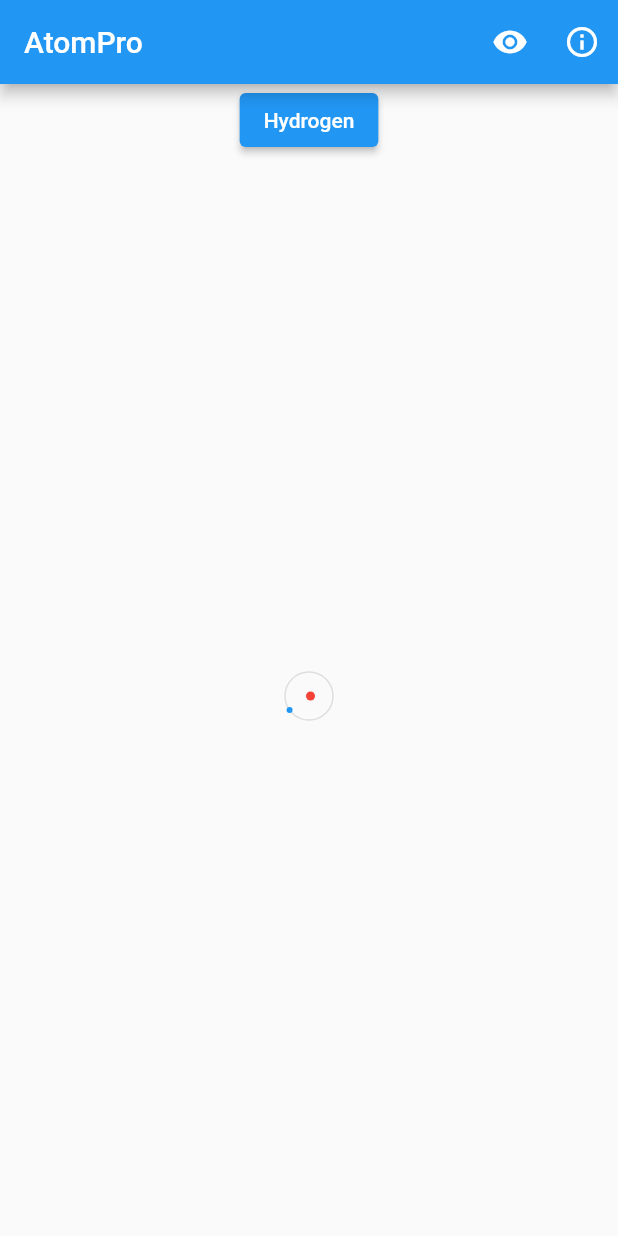
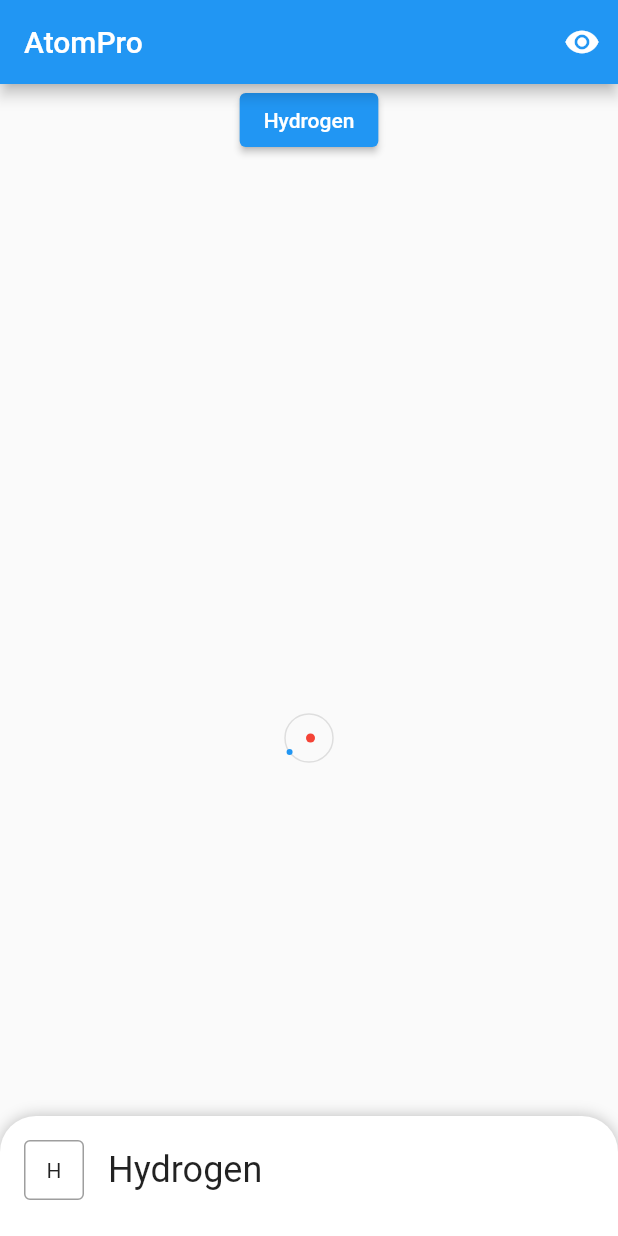
Before and after one commit to raphaeldelio/atompro, a Flutter app: the screen it shows after launch, on a phone screen of 412 x 824 dp. Run offline on Flutter 3.47's test engine with Material 2 defaults, Android fonts, the light colour scheme and no system bars; drawn by our look-alikes of sliding_up_panel.

Commit message:
Replacing Info View with Sliding View

```diff
--- a/lib/main.dart
+++ b/lib/main.dart
@@ -1,5 +1,6 @@
 import 'package:atom_simulator/Atoms.dart';
 import 'package:flutter/material.dart';
+import 'package:sliding_up_panel/sliding_up_panel.dart';
 
 import 'Atom.dart';
 import 'AtomListScreen.dart';
@@ -63,9 +64,10 @@ class _AtomSimulationState extends State<AtomSimulation> with SingleTickerProvid
         title: const Text('AtomPro'),
         actions: [
           buildViewOrbitalsButton(),
-          buildViewAtomInfoButton(context),
         ],
       ),
+      body: SlidingUpPanel(
+        panel: _buildAtomInfoPanel(context),
         body: Center(
           child: Column(
             mainAxisAlignment: MainAxisAlignment.center,
@@ -75,8 +77,13 @@ class _AtomSimulationState extends State<AtomSimulation> with SingleTickerProvid
             ],
           ),
         ),
+        minHeight: 80, // Adjust this value to control how much of the card is visible initially
+        maxHeight: MediaQuery.of(context).size.height * 0.3, // Adjust this value to control how much the card can expand
+        borderRadius: const BorderRadius.only(topLeft: Radius.circular(24.0), topRight: Radius.circular(24.0)),
+      ),
     );
   }
+
 
   Expanded buildAtomViewer() {
     return Expanded(
@@ -100,13 +107,6 @@ class _AtomSimulationState extends State<AtomSimulation> with SingleTickerProvid
           );
   }
 
-  IconButton buildViewAtomInfoButton(BuildContext context) {
-    return IconButton(
-          onPressed: () => _showAtomInfo(context),
-          icon: const Icon(Icons.info_outline),
-        );
-  }
-
   IconButton buildViewOrbitalsButton() {
     return IconButton(
           onPressed: () {
@@ -118,37 +118,42 @@ class _AtomSimulationState extends State<AtomSimulation> with SingleTickerProvid
         );
   }
 
-  void _showAtomInfo(BuildContext context) {
-    showModalBottomSheet(
-      context: context,
-      builder: (BuildContext context) {
+  Widget _buildAtomInfoPanel(BuildContext context) {
     return Container(
       padding: const EdgeInsets.all(16.0),
       child: Column(
         crossAxisAlignment: CrossAxisAlignment.start,
         mainAxisSize: MainAxisSize.min,
         children: [
-              Text(selectedAtom.name, style: Theme
-                  .of(context)
-                  .textTheme
-                  .headlineSmall),
-              const SizedBox(height: 8.0),
-              Text('Symbol: ${selectedAtom.symbol}'),
+          Row(
+            children: [
+              Container(
+                width: 40,
+                height: 40,
+                decoration: BoxDecoration(
+                  border: Border.all(color: Colors.grey, width: 1),
+                  borderRadius: BorderRadius.circular(4),
+                ),
+                child: Center(child: Text(selectedAtom.symbol)),
+              ),
+              const SizedBox(width: 16.0), // Add some spacing between the symbol container and the name
+              Text(selectedAtom.name, style: Theme.of(context).textTheme.headlineSmall),
+            ],
+          ),
+          const SizedBox(height: 12.0),
+          const Text(''),
           Text('Atomic Number: ${selectedAtom.atomicNumber}'),
           Text('Number of Neutrons: ${selectedAtom.numberOfNeutrons}'),
           Text('Mass: ${selectedAtom.mass}'),
           Text('Group: ${selectedAtom.group}'),
           const SizedBox(height: 8.0),
-              Text('Electron Configuration:', style: Theme
-                  .of(context)
-                  .textTheme
-                  .titleMedium),
+          Text('Electron Configuration:', style: Theme.of(context).textTheme.titleMedium),
           Text(selectedAtom.electronConfiguration.toString()),
           const Text('\n')
         ],
       ),
     );
-      },
-    );
   }
+
+
 }
--- a/pubspec.yaml
+++ b/pubspec.yaml
@@ -31,6 +31,7 @@ dependencies:
   flutter:
     sdk: flutter
   vector_math: ^2.1.0
+  sliding_up_panel: 2.0.0+1
 
   # The following adds the Cupertino Icons font to your application.
   # Use with the CupertinoIcons class for iOS style icons.
```
Lines whose indentation alone changed are shown as unchanged.
